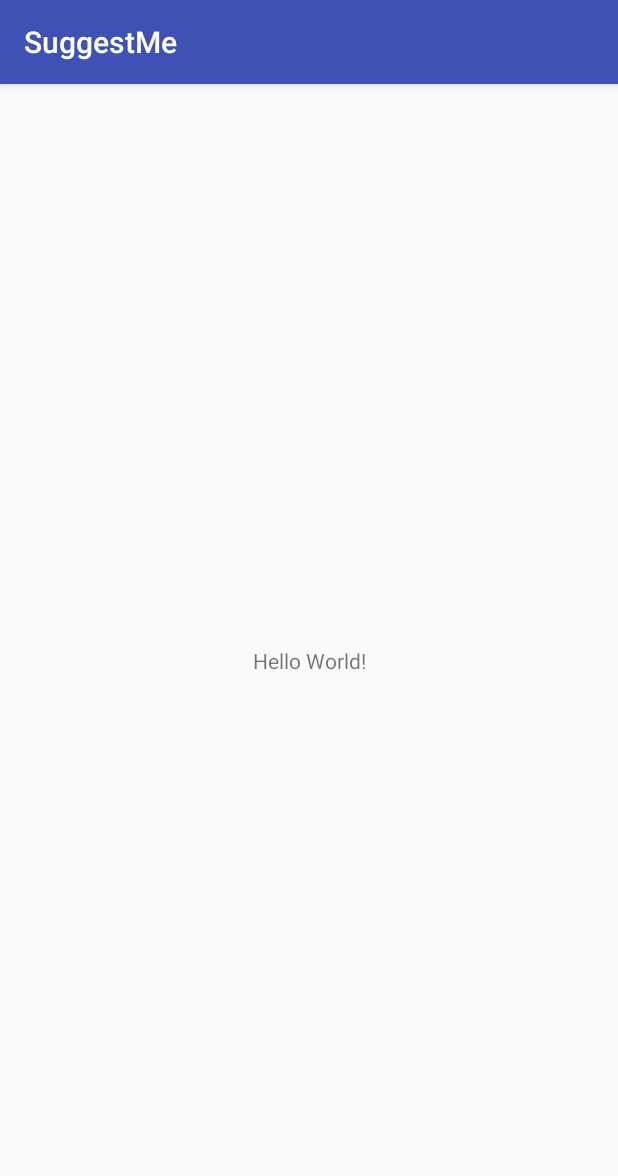
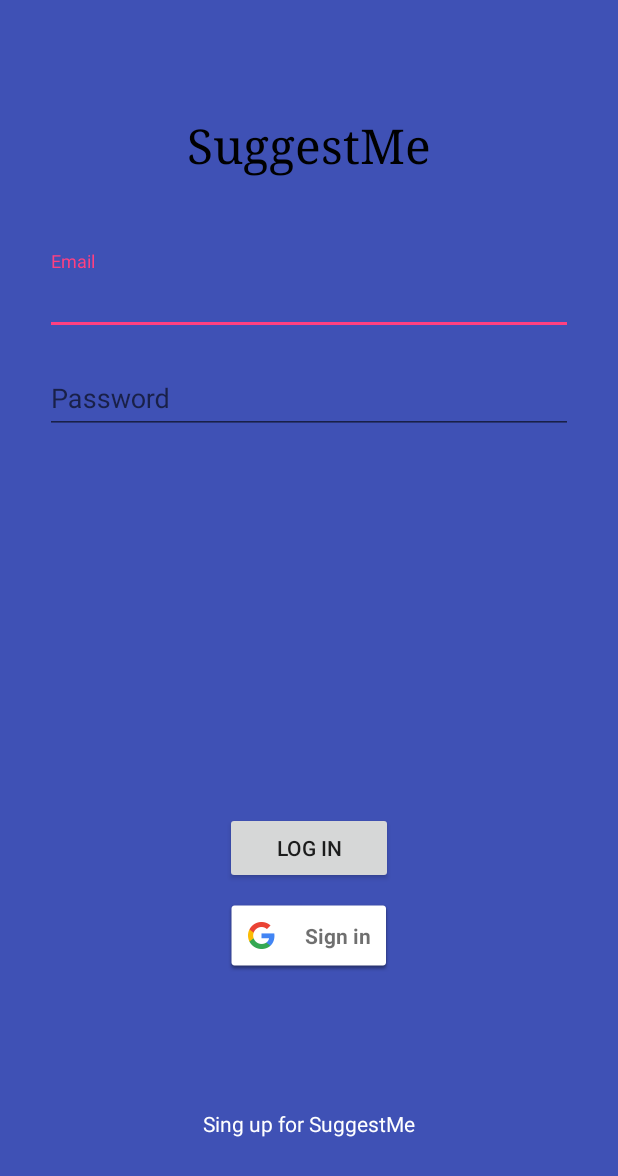
Before and after one commit to bohdansushchak/SuggestMe, an Android app: the screen it shows after launch (MainActivity before the commit, LoginActivity after it), on a phone screen of 412 x 824 dp. Shown: the top 1176 px of the screen. Run offline under Robolectric (Android 15) with nearby library versions, the phone set to English and light mode, and no system bars; our stand-ins replace ButterKnife, Firebase (no records; nobody signed in at launch, a user with empty details on screens opened directly).

Commit message:
Implemented sign in and log in activities

```diff
--- a/app/src/main/java/bohdan/hushcha/sushchak/suggestme/MainActivity.java
+++ b/app/src/main/java/bohdan/hushcha/sushchak/suggestme/MainActivity.java
@@ -1,13 +1,44 @@
 package bohdan.hushcha.sushchak.suggestme;
 
+import android.app.Activity;
+import android.content.Intent;
+import android.os.AsyncTask;
 import android.support.v7.app.AppCompatActivity;
 import android.os.Bundle;
+import android.widget.Toast;
 
-public class MainActivity extends AppCompatActivity {
+
+import com.google.firebase.auth.FirebaseAuth;
+
+
+
+import bohdan.hushcha.sushchak.suggestme.R;
+import bohdan.hushcha.sushchak.suggestme.activities.LoginActivity;
+import butterknife.ButterKnife;
+
+public class MainActivity extends Activity {
+
+    private FirebaseAuth mAuth;
 
     @Override
     protected void onCreate(Bundle savedInstanceState) {
         super.onCreate(savedInstanceState);
         setContentView(R.layout.activity_main);
+        ButterKnife.bind(MainActivity.this);
+
+        this.mAuth = FirebaseAuth.getInstance();
+    }
+
+    @Override
+    protected void onStart() {
+        super.onStart();
+
+        mAuth.signOut();
+        if (mAuth.getCurrentUser() != null) {
+            Toast.makeText(MainActivity.this, mAuth.getCurrentUser().getEmail() + "Has already logined ", Toast.LENGTH_LONG).show();
+        } else {
+            MainActivity.this.finish();
+            startActivity(new Intent(MainActivity.this, LoginActivity.class));
+        }
     }
 }
--- /dev/null
+++ b/app/src/main/java/bohdan/hushcha/sushchak/suggestme/activities/LoginActivity.java
@@ -0,0 +1,102 @@
+package bohdan.hushcha.sushchak.suggestme.activities;
+
+import android.content.Intent;
+import android.support.annotation.NonNull;
+import android.support.design.widget.TextInputEditText;
+import android.support.v7.app.AppCompatActivity;
+import android.os.Bundle;
+import android.view.View;
+import android.widget.Toast;
+
+import com.google.android.gms.auth.api.Auth;
+import com.google.android.gms.common.api.GoogleApiClient;
+import com.google.android.gms.tasks.OnCompleteListener;
+import com.google.android.gms.tasks.OnFailureListener;
+import com.google.android.gms.tasks.Task;
+import com.google.firebase.auth.AuthResult;
+
+import java.util.regex.Matcher;
+import java.util.regex.Pattern;
+
+import bohdan.hushcha.sushchak.suggestme.MainActivity;
+import bohdan.hushcha.sushchak.suggestme.R;
+import bohdan.hushcha.sushchak.suggestme.Services.AuthUtils;
+import butterknife.BindView;
+import butterknife.ButterKnife;
+import butterknife.OnClick;
+
+public class LoginActivity extends AppCompatActivity {
+
+    //private AuthLoginUtils authLoginUtils;
+
+    @BindView(R.id.etEmail_Login) TextInputEditText editTextUsername;
+    @BindView(R.id.etPassword_Login) TextInputEditText editTextPassword;
+
+    private AuthUtils authUtils;
+
+    private GoogleApiClient mGoogleApiClient;
+
+    private static final int REQUEST_CODE_SING_GOOGLE = 555;
+
+    @Override
+    protected void onCreate(Bundle savedInstanceState) {
+        super.onCreate(savedInstanceState);
+        setContentView(R.layout.activity_login);
+        ButterKnife.bind(LoginActivity.this);
+
+        authUtils = new AuthUtils(LoginActivity.this);
+    }
+
+    private void SignIn() {
+        String username = editTextUsername.getText().toString();
+        String password = editTextPassword.getText().toString();
+
+        try {
+            Task<AuthResult> authResult = authUtils.SignIn(username, password);
+
+            authResult.addOnCompleteListener(LoginActivity.this, new OnCompleteListener<AuthResult>() {
+                @Override
+                public void onComplete(@NonNull Task<AuthResult> task) {
+
+                    if (task.isSuccessful() && task.getResult().getUser() != null) {
+                        startActivity(new Intent(LoginActivity.this, MainActivity.class));
+                        LoginActivity.this.finish();
+                    }
+                }
+            }).addOnFailureListener(new OnFailureListener() {
+                @Override
+                public void onFailure(@NonNull Exception e) {
+                    Toast.makeText(LoginActivity.this, e.getLocalizedMessage(), Toast.LENGTH_LONG).show();
+                }
+            });
+
+        } catch (AuthUtils.RegisterException regEx) {
+            Toast.makeText(LoginActivity.this, regEx.getEmailError() + regEx.getPasswordError() + regEx.getRepeatError(), Toast.LENGTH_LONG).show();
+        } finally {
+
+        }
+    }
+
+    @OnClick({R.id.sing_in_button, R.id.btnLogin, R.id.tvRegister_Login})
+    public void onClick(View v) {
+        switch (v.getId()) {
+            case R.id.btnLogin: {
+                SignIn();
+                break;
+            }
+
+            case R.id.tvRegister_Login: {
+                LoginActivity.this.finish();
+                startActivity(new Intent(LoginActivity.this, RegisterActivity.class));
+                break;
+            }
+
+            case R.id.sing_in_button: {
+                Intent signInIntent = Auth.GoogleSignInApi.getSignInIntent(mGoogleApiClient);
+                startActivityForResult(signInIntent, REQUEST_CODE_SING_GOOGLE);
+                break;
+            }
+        }
+    }
+
+}
--- /dev/null
+++ b/app/src/main/res/layout/activity_login.xml
@@ -0,0 +1,101 @@
+<?xml version="1.0" encoding="utf-8"?>
+<RelativeLayout
+    xmlns:android="http://schemas.android.com/apk/res/android"
+    xmlns:app="http://schemas.android.com/apk/res-auto"
+    xmlns:tools="http://schemas.android.com/tools"
+    android:layout_width="match_parent"
+    android:layout_height="match_parent"
+    android:background="@color/colorPrimary"
+    android:backgroundTintMode="multiply"
+    android:fitsSystemWindows="true"
+    tools:context="bohdan.hushcha.sushchak.suggestme.activities.LoginActivity">
+
+    <TextView
+        android:id="@+id/tvAppName"
+        android:layout_width="wrap_content"
+        android:layout_height="wrap_content"
+        android:layout_alignParentTop="true"
+        android:layout_centerHorizontal="true"
+        android:layout_marginTop="75dp"
+        android:text="@string/app_name"
+        android:textColor="#000"
+        android:textSize="32sp"
+        android:typeface="serif"/>
+
+    <android.support.design.widget.TextInputLayout
+        android:id="@+id/emailLayout"
+        android:layout_width="match_parent"
+        android:layout_height="wrap_content"
+        android:layout_alignParentStart="true"
+        android:layout_below="@id/tvAppName"
+        android:layout_marginEnd="30dp"
+        android:layout_marginStart="30dp"
+        android:layout_marginTop="50dp"
+        >
+
+        <android.support.design.widget.TextInputEditText
+            android:id="@+id/etEmail_Login"
+            android:layout_width="match_parent"
+            android:layout_height="wrap_content"
+            android:hint="@string/et_hint_email"
+            android:inputType="textEmailAddress"
+
+            android:textColor="#000000"/>
+
+    </android.support.design.widget.TextInputLayout>
+
+    <android.support.design.widget.TextInputLayout
+        android:id="@+id/passwordLayout"
+        android:layout_width="match_parent"
+        android:layout_height="wrap_content"
+        android:layout_alignParentEnd="true"
+        android:layout_below="@id/emailLayout"
+        android:layout_marginEnd="30dp"
+        android:layout_marginStart="30dp"
+        android:layout_marginTop="10dp"
+        >
+
+        <android.support.design.widget.TextInputEditText
+            android:id="@+id/etPassword_Login"
+            android:layout_width="match_parent"
+            android:layout_height="wrap_content"
+            android:hint="@string/et_hint_password"
+            android:inputType="textPassword"
+            android:textColor="#000000"/>
+
+    </android.support.design.widget.TextInputLayout>
+
+    <Button
+        android:id="@+id/btnLogin"
+        android:layout_width="wrap_content"
+        android:layout_height="wrap_content"
+        android:layout_above="@+id/sing_in_button"
+        android:layout_alignEnd="@+id/sing_in_button"
+        android:layout_alignStart="@+id/sing_in_button"
+        android:layout_marginBottom="10dp"
+        android:text="@string/btn_hint_login"
+        tools:layout_editor_absoluteX="148dp"
+        tools:layout_editor_absoluteY="258dp"/>
+
+    <com.google.android.gms.common.SignInButton
+        android:id="@+id/sing_in_button"
+        android:layout_width="wrap_content"
+        android:layout_height="wrap_content"
+        android:layout_above="@+id/tvRegister_Login"
+        android:layout_centerHorizontal="true"
+        android:layout_marginBottom="91dp">
+
+    </com.google.android.gms.common.SignInButton>
+
+    <TextView
+        android:id="@+id/tvRegister_Login"
+        android:layout_width="wrap_content"
+        android:layout_height="wrap_content"
+        android:layout_alignParentBottom="true"
+        android:layout_centerHorizontal="true"
+        android:layout_marginBottom="65dp"
+        android:clickable="true"
+        android:text="@string/tv_hint_sing_up"
+        android:textColor="#fff"/>
+
+</RelativeLayout>
--- a/app/src/main/res/values/strings.xml
+++ b/app/src/main/res/values/strings.xml
@@ -1,3 +1,12 @@
 <resources>
     <string name="app_name">SuggestMe</string>
+
+    <string name="btn_hint_login">Log in</string>
+    <string name="tv_hint_sing_up">Sing up for SuggestMe</string>
+
+    <string name="et_hint_email">Email</string>
+    <string name="et_hint_password">Password</string>
+    <string name="et_re_hint_password">Repeat password</string>
+    <string name="btn_hint_register">Sign up </string>
+
 </resources>
--- a/app/src/main/res/values/styles.xml
+++ b/app/src/main/res/values/styles.xml
@@ -8,4 +8,9 @@
         <item name="colorAccent">@color/colorAccent</item>
     </style>
 
+    <style name="AppTheme.NoActionBar">
+        <item name="windowActionBar">false</item>
+        <item name="windowNoTitle">true</item>
+    </style>
+
 </resources>
--- a/build.gradle
+++ b/build.gradle
@@ -12,6 +12,7 @@
 
         // NOTE: Do not place your application dependencies here; they belong
         // in the individual module build.gradle files
+        classpath 'com.google.gms:google-services:3.1.0'
     }
 }
 
```
Also changed, not shown: app/build.gradle (+13 -0 lines), app/src/main/AndroidManifest.xml (+10 -1 lines), app/src/main/java/bohdan/hushcha/sushchak/suggestme/Services/AuthUtils.java (added, +111 -0 lines), app/src/main/java/bohdan/hushcha/sushchak/suggestme/activities/RegisterActivity.java (added, +81 -0 lines), app/src/main/res/layout/activity_register.xml (added, +88 -0 lines).
